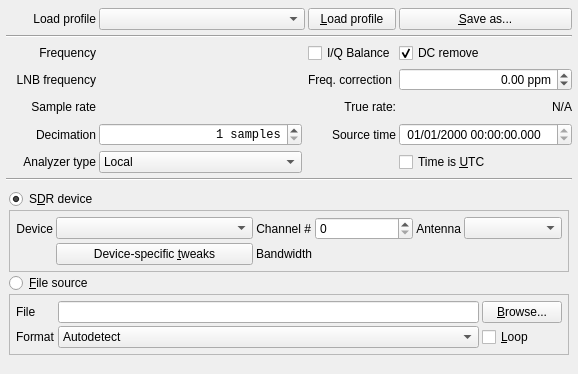
This is ui/ProfileConfigTab.ui in BatchDrake/SigDigger as Qt 5 draws it before an edit. The edited form follows.
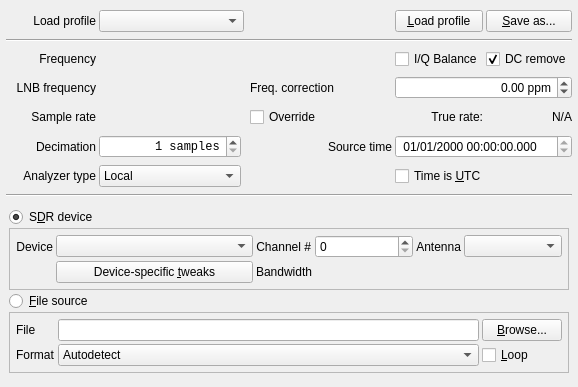
This is the edited form. Custom widgets are drawn as their Qt base class.

Commit message: Add override check to profile config dialog

Diff of the .ui file:
```diff
--- a/ui/ProfileConfigTab.ui
+++ b/ui/ProfileConfigTab.ui
@@ -7,7 +7,7 @@
     <x>0</x>
     <y>0</y>
     <width>578</width>
-    <height>374</height>
+    <height>387</height>
    </rect>
   </property>
   <property name="windowTitle">
@@ -29,30 +29,14 @@
    <property name="spacing">
     <number>3</number>
    </property>
-   <item row="5" column="4">
-    <widget class="QDateTimeEdit" name="sourceTimeEdit">
-     <property name="minimumSize">
-      <size>
-       <width>173</width>
-       <height>0</height>
-      </size>
-     </property>
-     <property name="time">
-      <time>
-       <hour>0</hour>
-       <minute>0</minute>
-       <second>0</second>
-      </time>
-     </property>
-     <property name="displayFormat">
-      <string> dd/MM/yyyy HH:mm:ss.zzz</string>
-     </property>
-     <property name="timeSpec">
-      <enum>Qt::LocalTime</enum>
+   <item row="4" column="5">
+    <widget class="QCheckBox" name="iqBalanceCheck">
+     <property name="text">
+      <string>I/Q Balance</string>
      </property>
     </widget>
    </item>
-   <item row="4" column="0">
+   <item row="6" column="0">
     <widget class="QLabel" name="label_3">
      <property name="text">
       <string>Sample rate</string>
@@ -62,27 +46,104 @@
      </property>
     </widget>
    </item>
-   <item row="3" column="3">
-    <widget class="QLabel" name="label_46">
+   <item row="9" column="1">
+    <widget class="QComboBox" name="analyzerTypeCombo">
+     <item>
+      <property name="text">
+       <string>Local</string>
+      </property>
+     </item>
+     <item>
+      <property name="text">
+       <string>Remote</string>
+      </property>
+     </item>
+    </widget>
+   </item>
+   <item row="8" column="1">
+    <widget class="QSpinBox" name="decimationSpin">
+     <property name="enabled">
+      <bool>true</bool>
+     </property>
+     <property name="sizePolicy">
+      <sizepolicy hsizetype="Expanding" vsizetype="Fixed">
+       <horstretch>0</horstretch>
+       <verstretch>0</verstretch>
+      </sizepolicy>
+     </property>
+     <property name="font">
+      <font>
+       <family>Monospace</family>
+      </font>
+     </property>
+     <property name="alignment">
+      <set>Qt::AlignRight|Qt::AlignTrailing|Qt::AlignVCenter</set>
+     </property>
+     <property name="suffix">
+      <string> samples</string>
+     </property>
+     <property name="minimum">
+      <number>1</number>
+     </property>
+     <property name="maximum">
+      <number>1000000</number>
+     </property>
+    </widget>
+   </item>
+   <item row="5" column="2">
+    <widget class="QWidget" name="widget_6" native="true">
+     <property name="sizePolicy">
+      <sizepolicy hsizetype="Fixed" vsizetype="Fixed">
+       <horstretch>0</horstretch>
+       <verstretch>0</verstretch>
+      </sizepolicy>
+     </property>
+     <layout class="QGridLayout" name="gridLayout_21">
+      <property name="leftMargin">
+       <number>0</number>
+      </property>
+      <property name="topMargin">
+       <number>0</number>
+      </property>
+      <property name="rightMargin">
+       <number>0</number>
+      </property>
+      <property name="bottomMargin">
+       <number>0</number>
+      </property>
+      <property name="spacing">
+       <number>0</number>
+      </property>
+     </layout>
+    </widget>
+   </item>
+   <item row="5" column="0">
+    <widget class="QLabel" name="label_20">
      <property name="text">
-      <string>Freq. correction</string>
+      <string>   LNB frequency</string>
      </property>
+     <property name="alignment">
+      <set>Qt::AlignRight|Qt::AlignTrailing|Qt::AlignVCenter</set>
+     </property>
     </widget>
    </item>
-   <item row="3" column="1">
+   <item row="0" column="1" colspan="2">
+    <widget class="QComboBox" name="profileCombo">
+     <property name="currentText">
+      <string/>
+     </property>
+     <property name="currentIndex">
+      <number>-1</number>
+     </property>
+     <property name="modelColumn">
+      <number>0</number>
+     </property>
+    </widget>
+   </item>
+   <item row="5" column="1">
     <widget class="FrequencySpinBox" name="lnbSpinBox"/>
    </item>
-   <item row="4" column="4">
-    <widget class="QLabel" name="trueRateLabel">
-     <property name="text">
-      <string>N/A</string>
-     </property>
-     <property name="alignment">
-      <set>Qt::AlignRight|Qt::AlignTrailing|Qt::AlignVCenter</set>
-     </property>
-    </widget>
-   </item>
-   <item row="2" column="0">
+   <item row="4" column="0">
     <widget class="QLabel" name="label">
      <property name="text">
       <string>Frequency</string>
@@ -92,44 +153,7 @@
      </property>
     </widget>
    </item>
-   <item row="3" column="2">
-    <widget class="QWidget" name="widget_6" native="true">
-     <property name="sizePolicy">
-      <sizepolicy hsizetype="Fixed" vsizetype="Fixed">
-       <horstretch>0</horstretch>
-       <verstretch>0</verstretch>
-      </sizepolicy>
-     </property>
-     <layout class="QGridLayout" name="gridLayout_21">
-      <property name="leftMargin">
-       <number>0</number>
-      </property>
-      <property name="topMargin">
-       <number>0</number>
-      </property>
-      <property name="rightMargin">
-       <number>0</number>
-      </property>
-      <property name="bottomMargin">
-       <number>0</number>
-      </property>
-      <property name="spacing">
-       <number>0</number>
-      </property>
-     </layout>
-    </widget>
-   </item>
-   <item row="4" column="3">
-    <widget class="QLabel" name="label_75">
-     <property name="text">
-      <string>True rate:</string>
-     </property>
-     <property name="alignment">
-      <set>Qt::AlignRight|Qt::AlignTrailing|Qt::AlignVCenter</set>
-     </property>
-    </widget>
-   </item>
-   <item row="2" column="4">
+   <item row="4" column="6">
     <widget class="QCheckBox" name="removeDCCheck">
      <property name="text">
       <string>DC remove</string>
@@ -139,50 +163,20 @@
      </property>
     </widget>
    </item>
-   <item row="2" column="3">
-    <widget class="QCheckBox" name="iqBalanceCheck">
-     <property name="text">
-      <string>I/Q Balance</string>
-     </property>
-    </widget>
-   </item>
-   <item row="5" column="0">
-    <widget class="QLabel" name="label_7">
-     <property name="text">
-      <string>Decimation</string>
-     </property>
-     <property name="alignment">
-      <set>Qt::AlignRight|Qt::AlignTrailing|Qt::AlignVCenter</set>
-     </property>
-    </widget>
-   </item>
-   <item row="5" column="3">
-    <widget class="QLabel" name="label_49">
-     <property name="text">
-      <string>Source time</string>
-     </property>
-     <property name="alignment">
-      <set>Qt::AlignRight|Qt::AlignTrailing|Qt::AlignVCenter</set>
-     </property>
-    </widget>
-   </item>
-   <item row="3" column="4">
-    <widget class="QDoubleSpinBox" name="ppmSpinBox">
-     <property name="alignment">
-      <set>Qt::AlignRight|Qt::AlignTrailing|Qt::AlignVCenter</set>
-     </property>
-     <property name="suffix">
-      <string> ppm</string>
-     </property>
-     <property name="minimum">
-      <double>-100.000000000000000</double>
-     </property>
-     <property name="maximum">
-      <double>100.000000000000000</double>
-     </property>
-    </widget>
-   </item>
    <item row="4" column="1">
+    <widget class="FrequencySpinBox" name="frequencySpinBox"/>
+   </item>
+   <item row="9" column="0">
+    <widget class="QLabel" name="label_9">
+     <property name="text">
+      <string>Analyzer type</string>
+     </property>
+     <property name="alignment">
+      <set>Qt::AlignRight|Qt::AlignTrailing|Qt::AlignVCenter</set>
+     </property>
+    </widget>
+   </item>
+   <item row="6" column="1">
     <widget class="QStackedWidget" name="sampRateStack">
      <property name="sizePolicy">
       <sizepolicy hsizetype="Preferred" vsizetype="Fixed">
@@ -286,117 +280,50 @@
      </widget>
     </widget>
    </item>
-   <item row="7" column="0" colspan="5">
-    <widget class="Line" name="line_5">
-     <property name="orientation">
-      <enum>Qt::Horizontal</enum>
+   <item row="0" column="5">
+    <widget class="QPushButton" name="loadProfileButton">
+     <property name="text">
+      <string>&amp;Load profile</string>
      </property>
     </widget>
    </item>
-   <item row="2" column="1">
-    <widget class="FrequencySpinBox" name="frequencySpinBox"/>
+   <item row="8" column="0">
+    <widget class="QLabel" name="label_7">
+     <property name="text">
+      <string>Decimation</string>
+     </property>
+     <property name="alignment">
+      <set>Qt::AlignRight|Qt::AlignTrailing|Qt::AlignVCenter</set>
+     </property>
+    </widget>
    </item>
-   <item row="2" column="2">
-    <widget class="QWidget" name="widget_3" native="true">
-     <property name="sizePolicy">
-      <sizepolicy hsizetype="Fixed" vsizetype="Fixed">
-       <horstretch>0</horstretch>
-       <verstretch>0</verstretch>
-      </sizepolicy>
+   <item row="6" column="6">
+    <widget class="QLabel" name="trueRateLabel">
+     <property name="text">
+      <string>N/A</string>
      </property>
-     <layout class="QGridLayout" name="gridLayout_20">
-      <property name="leftMargin">
-       <number>0</number>
-      </property>
-      <property name="topMargin">
-       <number>0</number>
-      </property>
-      <property name="rightMargin">
-       <number>0</number>
-      </property>
-      <property name="bottomMargin">
-       <number>0</number>
-      </property>
-      <property name="spacing">
-       <number>0</number>
-      </property>
-     </layout>
+     <property name="alignment">
+      <set>Qt::AlignRight|Qt::AlignTrailing|Qt::AlignVCenter</set>
+     </property>
     </widget>
    </item>
-   <item row="0" column="4">
+   <item row="0" column="6">
     <widget class="QPushButton" name="saveProfileButton">
      <property name="text">
       <string>&amp;Save as...</string>
      </property>
     </widget>
    </item>
-   <item row="6" column="0">
-    <widget class="QLabel" name="label_9">
+   <item row="6" column="5">
+    <widget class="QLabel" name="label_75">
      <property name="text">
-      <string>Analyzer type</string>
+      <string>True rate:</string>
      </property>
      <property name="alignment">
       <set>Qt::AlignRight|Qt::AlignTrailing|Qt::AlignVCenter</set>
      </property>
     </widget>
    </item>
-   <item row="0" column="1" colspan="2">
-    <widget class="QComboBox" name="profileCombo">
-     <property name="currentText">
-      <string/>
-     </property>
-     <property name="currentIndex">
-      <number>-1</number>
-     </property>
-     <property name="modelColumn">
-      <number>0</number>
-     </property>
-    </widget>
-   </item>
-   <item row="1" column="0" colspan="5">
-    <widget class="Line" name="line_4">
-     <property name="orientation">
-      <enum>Qt::Horizontal</enum>
-     </property>
-    </widget>
-   </item>
-   <item row="5" column="1">
-    <widget class="QSpinBox" name="decimationSpin">
-     <property name="enabled">
-      <bool>true</bool>
-     </property>
-     <property name="sizePolicy">
-      <sizepolicy hsizetype="Expanding" vsizetype="Fixed">
-       <horstretch>0</horstretch>
-       <verstretch>0</verstretch>
-      </sizepolicy>
-     </property>
-     <property name="font">
-      <font>
-       <family>Monospace</family>
-      </font>
-     </property>
-     <property name="alignment">
-      <set>Qt::AlignRight|Qt::AlignTrailing|Qt::AlignVCenter</set>
-     </property>
-     <property name="suffix">
-      <string> samples</string>
-     </property>
-     <property name="minimum">
-      <number>1</number>
-     </property>
-     <property name="maximum">
-      <number>1000000</number>
-     </property>
-    </widget>
-   </item>
-   <item row="6" column="4">
-    <widget class="QCheckBox" name="sourceTimeIsUTCCheck">
-     <property name="text">
-      <string>Time is &amp;UTC</string>
-     </property>
-    </widget>
-   </item>
    <item row="0" column="0">
     <widget class="QLabel" name="label_2">
      <property name="text">
@@ -407,38 +334,7 @@
      </property>
     </widget>
    </item>
-   <item row="3" column="0">
-    <widget class="QLabel" name="label_20">
-     <property name="text">
-      <string>   LNB frequency</string>
-     </property>
-     <property name="alignment">
-      <set>Qt::AlignRight|Qt::AlignTrailing|Qt::AlignVCenter</set>
-     </property>
-    </widget>
-   </item>
-   <item row="6" column="1">
-    <widget class="QComboBox" name="analyzerTypeCombo">
-     <item>
-      <property name="text">
-       <string>Local</string>
-      </property>
-     </item>
-     <item>
-      <property name="text">
-       <string>Remote</string>
-      </property>
-     </item>
-    </widget>
-   </item>
-   <item row="0" column="3">
-    <widget class="QPushButton" name="loadProfileButton">
-     <property name="text">
-      <string>&amp;Load profile</string>
-     </property>
-    </widget>
-   </item>
-   <item row="8" column="0" colspan="5">
+   <item row="11" column="0" colspan="7">
     <widget class="QStackedWidget" name="analyzerParamsStackedWidget">
      <property name="sizePolicy">
       <sizepolicy hsizetype="Preferred" vsizetype="Fixed">
@@ -923,6 +819,123 @@
      </widget>
     </widget>
    </item>
+   <item row="10" column="0" colspan="7">
+    <widget class="Line" name="line_5">
+     <property name="orientation">
+      <enum>Qt::Horizontal</enum>
+     </property>
+    </widget>
+   </item>
+   <item row="1" column="0" colspan="7">
+    <widget class="Line" name="line_4">
+     <property name="orientation">
+      <enum>Qt::Horizontal</enum>
+     </property>
+    </widget>
+   </item>
+   <item row="4" column="2">
+    <widget class="QWidget" name="widget_3" native="true">
+     <property name="sizePolicy">
+      <sizepolicy hsizetype="Fixed" vsizetype="Fixed">
+       <horstretch>0</horstretch>
+       <verstretch>0</verstretch>
+      </sizepolicy>
+     </property>
+     <layout class="QGridLayout" name="gridLayout_20">
+      <property name="leftMargin">
+       <number>0</number>
+      </property>
+      <property name="topMargin">
+       <number>0</number>
+      </property>
+      <property name="rightMargin">
+       <number>0</number>
+      </property>
+      <property name="bottomMargin">
+       <number>0</number>
+      </property>
+      <property name="spacing">
+       <number>0</number>
+      </property>
+     </layout>
+    </widget>
+   </item>
+   <item row="6" column="4">
+    <widget class="QCheckBox" name="overrideCheck">
+     <property name="sizePolicy">
+      <sizepolicy hsizetype="Expanding" vsizetype="Fixed">
+       <horstretch>0</horstretch>
+       <verstretch>0</verstretch>
+      </sizepolicy>
+     </property>
+     <property name="text">
+      <string>Override</string>
+     </property>
+    </widget>
+   </item>
+   <item row="5" column="4">
+    <widget class="QLabel" name="label_46">
+     <property name="text">
+      <string>Freq. correction</string>
+     </property>
+    </widget>
+   </item>
+   <item row="5" column="5" colspan="2">
+    <widget class="QDoubleSpinBox" name="ppmSpinBox">
+     <property name="alignment">
+      <set>Qt::AlignRight|Qt::AlignTrailing|Qt::AlignVCenter</set>
+     </property>
+     <property name="suffix">
+      <string> ppm</string>
+     </property>
+     <property name="minimum">
+      <double>-100.000000000000000</double>
+     </property>
+     <property name="maximum">
+      <double>100.000000000000000</double>
+     </property>
+    </widget>
+   </item>
+   <item row="8" column="4">
+    <widget class="QLabel" name="label_49">
+     <property name="text">
+      <string>Source time</string>
+     </property>
+     <property name="alignment">
+      <set>Qt::AlignRight|Qt::AlignTrailing|Qt::AlignVCenter</set>
+     </property>
+    </widget>
+   </item>
+   <item row="8" column="5" colspan="2">
+    <widget class="QDateTimeEdit" name="sourceTimeEdit">
+     <property name="minimumSize">
+      <size>
+       <width>173</width>
+       <height>0</height>
+      </size>
+     </property>
+     <property name="time">
+      <time>
+       <hour>0</hour>
+       <minute>0</minute>
+       <second>0</second>
+      </time>
+     </property>
+     <property name="displayFormat">
+      <string> dd/MM/yyyy HH:mm:ss.zzz</string>
+     </property>
+     <property name="timeSpec">
+      <enum>Qt::LocalTime</enum>
+     </property>
+    </widget>
+   </item>
+   <item row="9" column="5" colspan="2">
+    <widget class="QCheckBox" name="sourceTimeIsUTCCheck">
+     <property name="text">
+      <string>Time is &amp;UTC</string>
+     </property>
+    </widget>
+   </item>
   </layout>
  </widget>
  <customwidgets>
```
The commit also changes 2 other files.
